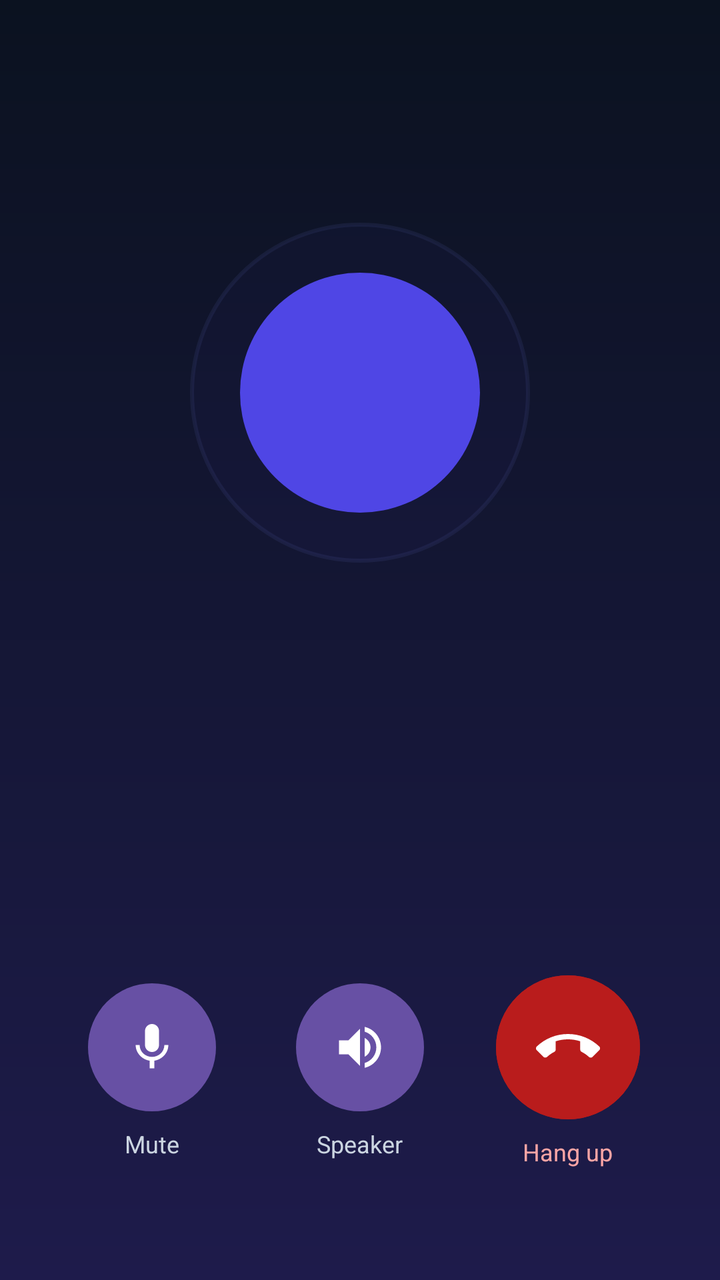
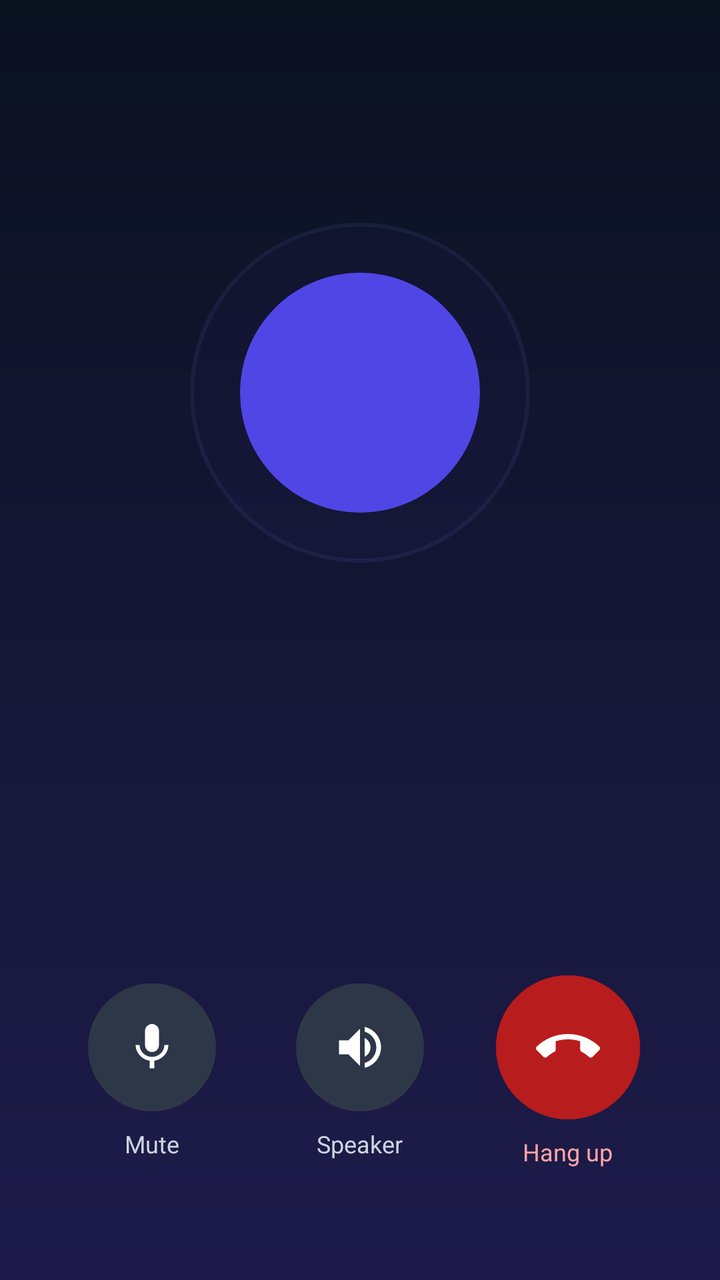

Compare the two renders of this Android layout. The source of the first and the diff that turns it into the second are given below.
<!-- AndroidManifest.xml: activity theme Theme.NexaChat.Call -->
<!-- res/layout/activity_call.xml -->
<?xml version="1.0" encoding="utf-8"?>
<ScrollView xmlns:android="http://schemas.android.com/apk/res/android"
    xmlns:app="http://schemas.android.com/apk/res-auto"
    android:layout_width="match_parent"
    android:layout_height="match_parent"
    android:background="@drawable/bg_call_gradient"
    android:fillViewport="true"
    android:fitsSystemWindows="true">

    <LinearLayout
        android:layout_width="match_parent"
        android:layout_height="wrap_content"
        android:gravity="center_horizontal"
        android:orientation="vertical"
        android:paddingHorizontal="24dp"
        android:paddingVertical="32dp">

        <View
            android:layout_width="match_parent"
            android:layout_height="0dp"
            android:layout_weight="1" />

        
        <FrameLayout
            android:layout_width="170dp"
            android:layout_height="170dp"
            android:layout_gravity="center_horizontal">

            <View
                android:id="@+id/call_pulse_ring"
                android:layout_width="170dp"
                android:layout_height="170dp"
                android:layout_gravity="center"
                android:alpha="0.35"
                android:background="@drawable/bg_call_pulse_ring"
                android:importantForAccessibility="no" />

            <TextView
                android:id="@+id/call_peer_initials"
                android:layout_width="120dp"
                android:layout_height="120dp"
                android:layout_gravity="center"
                android:background="@drawable/bg_call_avatar"
                android:gravity="center"
                android:importantForAccessibility="no"
                android:textColor="@color/call_avatar_foreground"
                android:textSize="36sp"
                android:textStyle="bold" />
        </FrameLayout>

        
        <TextView
            android:id="@+id/call_peer_name"
            android:layout_width="match_parent"
            android:layout_height="wrap_content"
            android:layout_marginTop="24dp"
            android:ellipsize="end"
            android:gravity="center"
            android:maxLines="2"
            android:textColor="@color/call_text_primary"
            android:textSize="26sp"
            android:textStyle="bold" />

        
        <TextView
            android:id="@+id/call_status"
            android:layout_width="match_parent"
            android:layout_height="wrap_content"
            android:layout_marginTop="8dp"
            android:accessibilityLiveRegion="polite"
            android:gravity="center"
            android:textColor="@color/call_text_secondary"
            android:textSize="15sp" />

        
        <TextView
            android:id="@+id/call_timer"
            android:layout_width="wrap_content"
            android:layout_height="wrap_content"
            android:layout_marginTop="12dp"
            android:accessibilityLiveRegion="polite"
            android:gravity="center"
            android:textColor="@color/call_text_primary"
            android:textSize="32sp"
            android:textStyle="bold"
            android:visibility="gone" />

        <View
            android:layout_width="match_parent"
            android:layout_height="0dp"
            android:layout_weight="1.5" />

        
        <LinearLayout
            android:layout_width="match_parent"
            android:layout_height="wrap_content"
            android:layout_marginBottom="24dp"
            android:gravity="center"
            android:orientation="horizontal">

            
            <LinearLayout
                android:layout_width="0dp"
                android:layout_height="wrap_content"
                android:layout_weight="1"
                android:gravity="center"
                android:orientation="vertical">

                <com.google.android.material.button.MaterialButton
                    android:id="@+id/call_mute"
                    android:layout_width="64dp"
                    android:layout_height="64dp"
                    android:background="@drawable/bg_call_control_button"
                    android:backgroundTint="@color/call_control_background"
                    android:contentDescription="@string/call_mute"
                    android:insetLeft="0dp"
                    android:insetTop="0dp"
                    android:insetRight="0dp"
                    android:insetBottom="0dp"
                    android:padding="0dp"
                    android:textColor="@android:color/transparent"
                    android:textSize="0sp"
                    app:cornerRadius="32dp"
                    app:icon="@drawable/ic_mic"
                    app:iconGravity="textStart"
                    app:iconPadding="0dp"
                    app:iconSize="28dp"
                    app:iconTint="@color/call_icon_on_control" />

                <TextView
                    android:id="@+id/call_mute_label"
                    android:layout_width="wrap_content"
                    android:layout_height="wrap_content"
                    android:layout_marginTop="8dp"
                    android:importantForAccessibility="no"
                    android:text="@string/call_mute"
                    android:textColor="@color/call_text_muted"
                    android:textSize="12sp" />
            </LinearLayout>

            
            <LinearLayout
                android:layout_width="0dp"
                android:layout_height="wrap_content"
                android:layout_weight="1"
                android:gravity="center"
                android:orientation="vertical">

                <com.google.android.material.button.MaterialButton
                    android:id="@+id/call_speaker"
                    android:layout_width="64dp"
                    android:layout_height="64dp"
                    android:background="@drawable/bg_call_control_button"
                    android:backgroundTint="@color/call_control_background"
                    android:contentDescription="@string/call_speaker"
                    android:insetLeft="0dp"
                    android:insetTop="0dp"
                    android:insetRight="0dp"
                    android:insetBottom="0dp"
                    android:padding="0dp"
                    android:textColor="@android:color/transparent"
                    android:textSize="0sp"
                    app:cornerRadius="32dp"
                    app:icon="@drawable/ic_volume_up"
                    app:iconGravity="textStart"
                    app:iconPadding="0dp"
                    app:iconSize="28dp"
                    app:iconTint="@color/call_icon_on_control" />

                <TextView
                    android:id="@+id/call_speaker_label"
                    android:layout_width="wrap_content"
                    android:layout_height="wrap_content"
                    android:layout_marginTop="8dp"
                    android:importantForAccessibility="no"
                    android:text="@string/call_speaker"
                    android:textColor="@color/call_text_muted"
                    android:textSize="12sp" />
            </LinearLayout>

            
            <LinearLayout
                android:layout_width="0dp"
                android:layout_height="wrap_content"
                android:layout_weight="1"
                android:gravity="center"
                android:orientation="vertical">

                <com.google.android.material.button.MaterialButton
                    android:id="@+id/call_hang_up"
                    android:layout_width="72dp"
                    android:layout_height="72dp"
                    android:backgroundTint="@color/call_end_background"
                    android:contentDescription="@string/call_hang_up"
                    android:insetLeft="0dp"
                    android:insetTop="0dp"
                    android:insetRight="0dp"
                    android:insetBottom="0dp"
                    android:padding="0dp"
                    android:textColor="@android:color/transparent"
                    android:textSize="0sp"
                    app:cornerRadius="36dp"
                    app:icon="@drawable/ic_call_end"
                    app:iconGravity="textStart"
                    app:iconPadding="0dp"
                    app:iconSize="32dp"
                    app:iconTint="@color/call_icon_on_control" />

                <TextView
                    android:id="@+id/call_hang_up_label"
                    android:layout_width="wrap_content"
                    android:layout_height="wrap_content"
                    android:layout_marginTop="8dp"
                    android:importantForAccessibility="no"
                    android:text="@string/call_hang_up"
                    android:textColor="@color/call_action_decline_text"
                    android:textSize="12sp" />
            </LinearLayout>
        </LinearLayout>
    </LinearLayout>
</ScrollView>
<!-- resources referenced by this layout -->
<resources>
  <color name="call_action_decline_text">#FFFCA5A5</color>
  <color name="call_avatar_foreground">#FFFFFFFF</color>
  <color name="call_control_background">#FF2E3748</color>
  <color name="call_end_background">#FFB91C1C</color>
  <color name="call_icon_on_control">@color/call_avatar_foreground</color>
  <color name="call_text_muted">#FFCBD5E1</color>
  <color name="call_text_primary">@color/call_avatar_foreground</color>
  <color name="call_text_secondary">@color/call_text_muted</color>
  <!-- drawable bg_call_avatar (drawable) -->
  <?xml version="1.0" encoding="utf-8"?>
  <shape xmlns:android="http://schemas.android.com/apk/res/android" android:shape="oval">
      <solid android:color="@color/call_avatar_background" />
  </shape>
  <!-- drawable bg_call_control_button (drawable) -->
  <?xml version="1.0" encoding="utf-8"?>
  <shape xmlns:android="http://schemas.android.com/apk/res/android"
      android:shape="oval">
      <solid android:color="@color/call_control_background" />
  </shape>
  <!-- drawable bg_call_gradient (drawable) -->
  <?xml version="1.0" encoding="utf-8"?>
  <shape xmlns:android="http://schemas.android.com/apk/res/android"
      android:shape="rectangle">
      <gradient
          android:angle="270"
          android:startColor="#FF0B1220"
          android:endColor="#FF1E1B4B"
          android:type="linear" />
  </shape>
  <!-- drawable bg_call_pulse_ring (drawable) -->
  <?xml version="1.0" encoding="utf-8"?>
  <shape xmlns:android="http://schemas.android.com/apk/res/android"
      android:shape="oval">
      <stroke
          android:width="2dp"
          android:color="#40818CF8" />
      <solid android:color="#1A4F46E5" />
  </shape>
  <!-- drawable ic_mic (drawable) -->
  <vector xmlns:android="http://schemas.android.com/apk/res/android"
      android:width="24dp"
      android:height="24dp"
      android:viewportWidth="24"
      android:viewportHeight="24">
      <path
          android:fillColor="@android:color/white"
          android:pathData="M12,14c1.66,0 3,-1.34 3,-3V5c0,-1.66 -1.34,-3 -3,-3S9,3.34 9,5v6c0,1.66 1.34,3 3,3zM17.3,11c0,3 -2.54,5.1 -5.3,5.1S6.7,14 6.7,11H5c0,3.41 2.72,6.23 6,6.72V21h2v-3.28c3.28,-0.48 6,-3.3 6,-6.72h-1.7z"/>
  </vector>
  <!-- drawable ic_volume_up (drawable) -->
  <?xml version="1.0" encoding="utf-8"?>
  <vector xmlns:android="http://schemas.android.com/apk/res/android"
      android:width="24dp"
      android:height="24dp"
      android:viewportWidth="24"
      android:viewportHeight="24">
      <path
          android:fillColor="#FFFFFFFF"
          android:pathData="M3,9v6h4l5,5V4L7,9H3zm13.5,3c0,-1.77 -1.02,-3.29 -2.5,-4.03v8.05c1.48,-0.73 2.5,-2.25 2.5,-4.02zM14,3.23v2.06c2.89,0.86 5,3.54 5,6.71s-2.11,5.85 -5,6.71v2.06c4.01,-0.91 7,-4.49 7,-8.77s-2.99,-7.86 -7,-8.77z" />
  </vector>
  <string name="call_hang_up">Hang up</string>
  <string name="call_mute">Mute</string>
  <string name="call_speaker">Speaker</string>
  <style name="Theme.NexaChat.Call" parent="Theme.Material3.DayNight.NoActionBar">
          <item name="android:colorAccent">@color/call_avatar_background</item>
          <item name="android:windowLightStatusBar">false</item>
          <item name="android:windowLightNavigationBar" tools:targetApi="o_mr1">false</item>
          <item name="android:statusBarColor">@android:color/transparent</item>
          <item name="android:navigationBarColor">@android:color/transparent</item>
          <item name="android:windowActionModeOverlay">true</item>
      </style>
  <color name="call_avatar_background">#FF4F46E5</color>
  <!-- unchanged entries left out for length: 1 -->
</resources>

<!-- the commit's change to res/layout/activity_call.xml (unified diff, before → after) -->
@@ -111,7 +111,7 @@
                     android:layout_width="64dp"
                     android:layout_height="64dp"
                     android:background="@drawable/bg_call_control_button"
-                    android:backgroundTint="@color/call_control_background"
+                    app:backgroundTint="@color/call_control_background"
                     android:contentDescription="@string/call_mute"
                     android:insetLeft="0dp"
                     android:insetTop="0dp"
@@ -151,7 +151,7 @@
                     android:layout_width="64dp"
                     android:layout_height="64dp"
                     android:background="@drawable/bg_call_control_button"
-                    android:backgroundTint="@color/call_control_background"
+                    app:backgroundTint="@color/call_control_background"
                     android:contentDescription="@string/call_speaker"
                     android:insetLeft="0dp"
                     android:insetTop="0dp"
